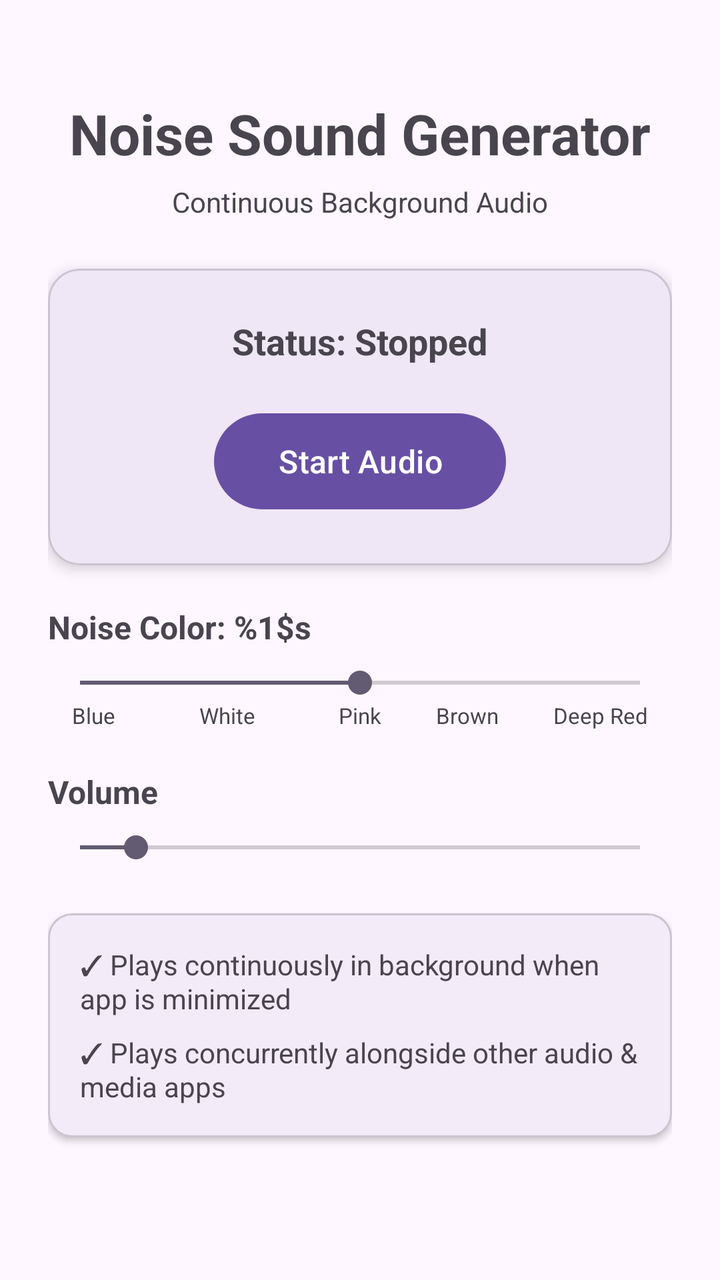
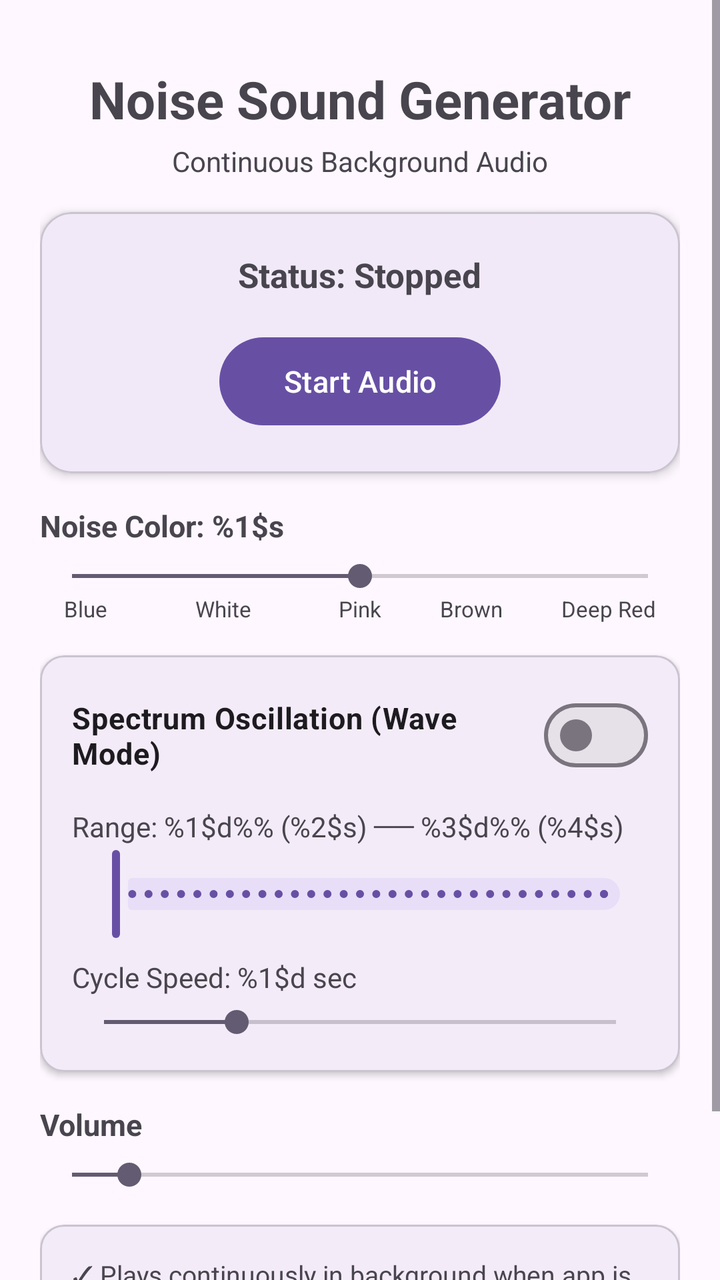

Before-and-after screenshots of an Android layout around one commit, followed by the original layout XML and the change that was made.
<!-- AndroidManifest.xml: application theme Theme.WhiteNoise -->
<!-- res/layout/activity_main.xml -->
<?xml version="1.0" encoding="utf-8"?>
<androidx.constraintlayout.widget.ConstraintLayout xmlns:android="http://schemas.android.com/apk/res/android"
    xmlns:app="http://schemas.android.com/apk/res-auto"
    xmlns:tools="http://schemas.android.com/tools"
    android:id="@+id/main"
    android:layout_width="match_parent"
    android:layout_height="match_parent"
    android:padding="24dp"
    tools:context=".MainActivity">

    <TextView
        android:id="@+id/titleText"
        android:layout_width="wrap_content"
        android:layout_height="wrap_content"
        android:layout_marginTop="24dp"
        android:text="@string/title_white_noise"
        android:textSize="28sp"
        android:textStyle="bold"
        app:layout_constraintEnd_toEndOf="parent"
        app:layout_constraintStart_toStartOf="parent"
        app:layout_constraintTop_toTopOf="parent" />

    <TextView
        android:id="@+id/subtitleText"
        android:layout_width="wrap_content"
        android:layout_height="wrap_content"
        android:layout_marginTop="6dp"
        android:text="@string/subtitle_white_noise"
        android:textColor="?android:attr/textColorSecondary"
        android:textSize="14sp"
        app:layout_constraintEnd_toEndOf="parent"
        app:layout_constraintStart_toStartOf="parent"
        app:layout_constraintTop_toBottomOf="@id/titleText" />

    <com.google.android.material.card.MaterialCardView
        android:id="@+id/statusCard"
        android:layout_width="0dp"
        android:layout_height="wrap_content"
        android:layout_marginTop="24dp"
        app:cardCornerRadius="16dp"
        app:cardElevation="4dp"
        app:layout_constraintEnd_toEndOf="parent"
        app:layout_constraintStart_toStartOf="parent"
        app:layout_constraintTop_toBottomOf="@id/subtitleText">

        <LinearLayout
            android:layout_width="match_parent"
            android:layout_height="wrap_content"
            android:gravity="center"
            android:orientation="vertical"
            android:padding="24dp">

            <TextView
                android:id="@+id/statusText"
                android:layout_width="wrap_content"
                android:layout_height="wrap_content"
                android:text="@string/status_stopped"
                android:textSize="18sp"
                android:textStyle="bold" />

            <com.google.android.material.button.MaterialButton
                android:id="@+id/playToggleButton"
                android:layout_width="wrap_content"
                android:layout_height="56dp"
                android:layout_marginTop="20dp"
                android:paddingStart="32dp"
                android:paddingEnd="32dp"
                android:text="@string/action_start"
                android:textSize="16sp"
                app:cornerRadius="28dp" />
        </LinearLayout>
    </com.google.android.material.card.MaterialCardView>

    <TextView
        android:id="@+id/noiseColorLabel"
        android:layout_width="wrap_content"
        android:layout_height="wrap_content"
        android:layout_marginTop="20dp"
        android:text="@string/label_noise_color_format"
        android:textSize="16sp"
        android:textStyle="bold"
        app:layout_constraintStart_toStartOf="parent"
        app:layout_constraintTop_toBottomOf="@id/statusCard" />

    <SeekBar
        android:id="@+id/noiseColorSeekBar"
        android:layout_width="0dp"
        android:layout_height="wrap_content"
        android:layout_marginTop="8dp"
        android:max="100"
        android:progress="50"
        app:layout_constraintEnd_toEndOf="parent"
        app:layout_constraintStart_toStartOf="parent"
        app:layout_constraintTop_toBottomOf="@id/noiseColorLabel" />

    <androidx.constraintlayout.widget.ConstraintLayout
        android:id="@+id/noiseColorLabelsLayout"
        android:layout_width="0dp"
        android:layout_height="wrap_content"
        android:layout_marginStart="12dp"
        android:layout_marginEnd="12dp"
        app:layout_constraintEnd_toEndOf="parent"
        app:layout_constraintStart_toStartOf="parent"
        app:layout_constraintTop_toBottomOf="@id/noiseColorSeekBar">

        <TextView
            android:id="@+id/labelBlue"
            android:layout_width="wrap_content"
            android:layout_height="wrap_content"
            android:text="@string/noise_type_blue"
            android:textColor="?android:attr/textColorSecondary"
            android:textSize="11sp"
            app:layout_constraintStart_toStartOf="parent"
            app:layout_constraintTop_toTopOf="parent" />

        <TextView
            android:id="@+id/labelWhite"
            android:layout_width="wrap_content"
            android:layout_height="wrap_content"
            android:text="@string/noise_type_white"
            android:textColor="?android:attr/textColorSecondary"
            android:textSize="11sp"
            app:layout_constraintEnd_toStartOf="@id/labelPink"
            app:layout_constraintStart_toEndOf="@id/labelBlue"
            app:layout_constraintTop_toTopOf="parent" />

        <TextView
            android:id="@+id/labelPink"
            android:layout_width="wrap_content"
            android:layout_height="wrap_content"
            android:text="@string/noise_type_pink"
            android:textColor="?android:attr/textColorSecondary"
            android:textSize="11sp"
            app:layout_constraintEnd_toEndOf="parent"
            app:layout_constraintStart_toStartOf="parent"
            app:layout_constraintTop_toTopOf="parent" />

        <TextView
            android:id="@+id/labelBrown"
            android:layout_width="wrap_content"
            android:layout_height="wrap_content"
            android:text="@string/noise_type_brown"
            android:textColor="?android:attr/textColorSecondary"
            android:textSize="11sp"
            app:layout_constraintEnd_toStartOf="@id/labelDeepRed"
            app:layout_constraintStart_toEndOf="@id/labelPink"
            app:layout_constraintTop_toTopOf="parent" />

        <TextView
            android:id="@+id/labelDeepRed"
            android:layout_width="wrap_content"
            android:layout_height="wrap_content"
            android:text="@string/noise_type_deep_red"
            android:textColor="?android:attr/textColorSecondary"
            android:textSize="11sp"
            app:layout_constraintEnd_toEndOf="parent"
            app:layout_constraintTop_toTopOf="parent" />
    </androidx.constraintlayout.widget.ConstraintLayout>

    <TextView
        android:id="@+id/volumeLabel"
        android:layout_width="wrap_content"
        android:layout_height="wrap_content"
        android:layout_marginTop="20dp"
        android:text="@string/label_volume"
        android:textSize="16sp"
        android:textStyle="bold"
        app:layout_constraintStart_toStartOf="parent"
        app:layout_constraintTop_toBottomOf="@id/noiseColorLabelsLayout" />

    <SeekBar
        android:id="@+id/volumeSeekBar"
        android:layout_width="0dp"
        android:layout_height="wrap_content"
        android:layout_marginTop="8dp"
        android:max="100"
        android:progress="10"
        app:layout_constraintEnd_toEndOf="parent"
        app:layout_constraintStart_toStartOf="parent"
        app:layout_constraintTop_toBottomOf="@id/volumeLabel" />

    <com.google.android.material.card.MaterialCardView
        android:id="@+id/infoCard"
        android:layout_width="0dp"
        android:layout_height="wrap_content"
        android:layout_marginTop="24dp"
        app:cardCornerRadius="12dp"
        app:cardElevation="2dp"
        app:layout_constraintEnd_toEndOf="parent"
        app:layout_constraintStart_toStartOf="parent"
        app:layout_constraintTop_toBottomOf="@id/volumeSeekBar">

        <LinearLayout
            android:layout_width="match_parent"
            android:layout_height="wrap_content"
            android:orientation="vertical"
            android:padding="16dp">

            <TextView
                android:layout_width="wrap_content"
                android:layout_height="wrap_content"
                android:text="@string/info_background_play"
                android:textSize="14sp" />

            <TextView
                android:layout_width="wrap_content"
                android:layout_height="wrap_content"
                android:layout_marginTop="8dp"
                android:text="@string/info_concurrent_play"
                android:textSize="14sp" />
        </LinearLayout>
    </com.google.android.material.card.MaterialCardView>

</androidx.constraintlayout.widget.ConstraintLayout>
<!-- resources referenced by this layout -->
<resources>
  <string name="action_start">Start Audio</string>
  <string name="info_background_play">✓ Plays continuously in background when app is minimized</string>
  <string name="info_concurrent_play">✓ Plays concurrently alongside other audio &amp; media apps</string>
  <string name="label_noise_color_format">Noise Color: %1$s</string>
  <string name="label_volume">Volume</string>
  <string name="noise_type_blue">Blue</string>
  <string name="noise_type_brown">Brown</string>
  <string name="noise_type_deep_red">Deep Red</string>
  <string name="noise_type_pink">Pink</string>
  <string name="noise_type_white">White</string>
  <string name="status_stopped">Status: Stopped</string>
  <string name="subtitle_white_noise">Continuous Background Audio</string>
  <string name="title_white_noise">Noise Sound Generator</string>
  <style name="Theme.WhiteNoise" parent="Base.Theme.WhiteNoise" />
  <style name="Base.Theme.WhiteNoise" parent="Theme.Material3.DayNight.NoActionBar">
          
          
      </style>
</resources>

<!-- the commit's change to res/layout/activity_main.xml (unified diff, before → after) -->
@@ -1,214 +1,279 @@
 <?xml version="1.0" encoding="utf-8"?>
-<androidx.constraintlayout.widget.ConstraintLayout xmlns:android="http://schemas.android.com/apk/res/android"
+<ScrollView xmlns:android="http://schemas.android.com/apk/res/android"
     xmlns:app="http://schemas.android.com/apk/res-auto"
     xmlns:tools="http://schemas.android.com/tools"
     android:id="@+id/main"
     android:layout_width="match_parent"
     android:layout_height="match_parent"
-    android:padding="24dp"
+    android:fillViewport="true"
     tools:context=".MainActivity">
 
-    <TextView
-        android:id="@+id/titleText"
-        android:layout_width="wrap_content"
+    <androidx.constraintlayout.widget.ConstraintLayout
+        android:layout_width="match_parent"
         android:layout_height="wrap_content"
-        android:layout_marginTop="24dp"
-        android:text="@string/title_white_noise"
-        android:textSize="28sp"
-        android:textStyle="bold"
-        app:layout_constraintEnd_toEndOf="parent"
-        app:layout_constraintStart_toStartOf="parent"
-        app:layout_constraintTop_toTopOf="parent" />
-
-    <TextView
-        android:id="@+id/subtitleText"
-        android:layout_width="wrap_content"
-        android:layout_height="wrap_content"
-        android:layout_marginTop="6dp"
-        android:text="@string/subtitle_white_noise"
-        android:textColor="?android:attr/textColorSecondary"
-        android:textSize="14sp"
-        app:layout_constraintEnd_toEndOf="parent"
-        app:layout_constraintStart_toStartOf="parent"
-        app:layout_constraintTop_toBottomOf="@id/titleText" />
-
-    <com.google.android.material.card.MaterialCardView
-        android:id="@+id/statusCard"
-        android:layout_width="0dp"
-        android:layout_height="wrap_content"
-        android:layout_marginTop="24dp"
-        app:cardCornerRadius="16dp"
-        app:cardElevation="4dp"
-        app:layout_constraintEnd_toEndOf="parent"
-        app:layout_constraintStart_toStartOf="parent"
-        app:layout_constraintTop_toBottomOf="@id/subtitleText">
-
-        <LinearLayout
-            android:layout_width="match_parent"
-            android:layout_height="wrap_content"
-            android:gravity="center"
-            android:orientation="vertical"
-            android:padding="24dp">
-
-            <TextView
-                android:id="@+id/statusText"
-                android:layout_width="wrap_content"
-                android:layout_height="wrap_content"
-                android:text="@string/status_stopped"
-                android:textSize="18sp"
-                android:textStyle="bold" />
-
-            <com.google.android.material.button.MaterialButton
-                android:id="@+id/playToggleButton"
-                android:layout_width="wrap_content"
-                android:layout_height="56dp"
-                android:layout_marginTop="20dp"
-                android:paddingStart="32dp"
-                android:paddingEnd="32dp"
-                android:text="@string/action_start"
-                android:textSize="16sp"
-                app:cornerRadius="28dp" />
-        </LinearLayout>
-    </com.google.android.material.card.MaterialCardView>
-
-    <TextView
-        android:id="@+id/noiseColorLabel"
-        android:layout_width="wrap_content"
-        android:layout_height="wrap_content"
-        android:layout_marginTop="20dp"
-        android:text="@string/label_noise_color_format"
-        android:textSize="16sp"
-        android:textStyle="bold"
-        app:layout_constraintStart_toStartOf="parent"
-        app:layout_constraintTop_toBottomOf="@id/statusCard" />
-
-    <SeekBar
-        android:id="@+id/noiseColorSeekBar"
-        android:layout_width="0dp"
-        android:layout_height="wrap_content"
-        android:layout_marginTop="8dp"
-        android:max="100"
-        android:progress="50"
-        app:layout_constraintEnd_toEndOf="parent"
-        app:layout_constraintStart_toStartOf="parent"
-        app:layout_constraintTop_toBottomOf="@id/noiseColorLabel" />
-
-    <androidx.constraintlayout.widget.ConstraintLayout
-        android:id="@+id/noiseColorLabelsLayout"
-        android:layout_width="0dp"
-        android:layout_height="wrap_content"
-        android:layout_marginStart="12dp"
-        android:layout_marginEnd="12dp"
-        app:layout_constraintEnd_toEndOf="parent"
-        app:layout_constraintStart_toStartOf="parent"
-        app:layout_constraintTop_toBottomOf="@id/noiseColorSeekBar">
-
-        <TextView
-            android:id="@+id/labelBlue"
-            android:layout_width="wrap_content"
-            android:layout_height="wrap_content"
-            android:text="@string/noise_type_blue"
+        android:padding="20dp">
+
+        <TextView
+            android:id="@+id/titleText"
+            android:layout_width="wrap_content"
+            android:layout_height="wrap_content"
+            android:layout_marginTop="12dp"
+            android:text="@string/title_white_noise"
+            android:textSize="26sp"
+            android:textStyle="bold"
+            app:layout_constraintEnd_toEndOf="parent"
+            app:layout_constraintStart_toStartOf="parent"
+            app:layout_constraintTop_toTopOf="parent" />
+
+        <TextView
+            android:id="@+id/subtitleText"
+            android:layout_width="wrap_content"
+            android:layout_height="wrap_content"
+            android:layout_marginTop="4dp"
+            android:text="@string/subtitle_white_noise"
             android:textColor="?android:attr/textColorSecondary"
-            android:textSize="11sp"
-            app:layout_constraintStart_toStartOf="parent"
-            app:layout_constraintTop_toTopOf="parent" />
-
-        <TextView
-            android:id="@+id/labelWhite"
-            android:layout_width="wrap_content"
-            android:layout_height="wrap_content"
-            android:text="@string/noise_type_white"
-            android:textColor="?android:attr/textColorSecondary"
-            android:textSize="11sp"
-            app:layout_constraintEnd_toStartOf="@id/labelPink"
-            app:layout_constraintStart_toEndOf="@id/labelBlue"
-            app:layout_constraintTop_toTopOf="parent" />
-
-        <TextView
-            android:id="@+id/labelPink"
-            android:layout_width="wrap_content"
-            android:layout_height="wrap_content"
-            android:text="@string/noise_type_pink"
-            android:textColor="?android:attr/textColorSecondary"
-            android:textSize="11sp"
-            app:layout_constraintEnd_toEndOf="parent"
-            app:layout_constraintStart_toStartOf="parent"
-            app:layout_constraintTop_toTopOf="parent" />
-
-        <TextView
-            android:id="@+id/labelBrown"
-            android:layout_width="wrap_content"
-            android:layout_height="wrap_content"
-            android:text="@string/noise_type_brown"
-            android:textColor="?android:attr/textColorSecondary"
-            android:textSize="11sp"
-            app:layout_constraintEnd_toStartOf="@id/labelDeepRed"
-            app:layout_constraintStart_toEndOf="@id/labelPink"
-            app:layout_constraintTop_toTopOf="parent" />
-
-        <TextView
-            android:id="@+id/labelDeepRed"
-            android:layout_width="wrap_content"
-            android:layout_height="wrap_content"
-            android:text="@string/noise_type_deep_red"
-            android:textColor="?android:attr/textColorSecondary"
-            android:textSize="11sp"
-            app:layout_constraintEnd_toEndOf="parent"
-            app:layout_constraintTop_toTopOf="parent" />
+            android:textSize="14sp"
+            app:layout_constraintEnd_toEndOf="parent"
+            app:layout_constraintStart_toStartOf="parent"
+            app:layout_constraintTop_toBottomOf="@id/titleText" />
+
+        <com.google.android.material.card.MaterialCardView
+            android:id="@+id/statusCard"
+            android:layout_width="0dp"
+            android:layout_height="wrap_content"
+            android:layout_marginTop="16dp"
+            app:cardCornerRadius="16dp"
+            app:cardElevation="3dp"
+            app:layout_constraintEnd_toEndOf="parent"
+            app:layout_constraintStart_toStartOf="parent"
+            app:layout_constraintTop_toBottomOf="@id/subtitleText">
+
+            <LinearLayout
+                android:layout_width="match_parent"
+                android:layout_height="wrap_content"
+                android:gravity="center"
+                android:orientation="vertical"
+                android:padding="20dp">
+
+                <TextView
+                    android:id="@+id/statusText"
+                    android:layout_width="wrap_content"
+                    android:layout_height="wrap_content"
+                    android:text="@string/status_stopped"
+                    android:textSize="17sp"
+                    android:textStyle="bold" />
+
+                <com.google.android.material.button.MaterialButton
+                    android:id="@+id/playToggleButton"
+                    android:layout_width="wrap_content"
+                    android:layout_height="52dp"
+                    android:layout_marginTop="16dp"
+                    android:paddingStart="32dp"
+                    android:paddingEnd="32dp"
+                    android:text="@string/action_start"
+                    android:textSize="15sp"
+                    app:cornerRadius="26dp" />
+            </LinearLayout>
+        </com.google.android.material.card.MaterialCardView>
+
+        <TextView
+            android:id="@+id/noiseColorLabel"
+            android:layout_width="wrap_content"
+            android:layout_height="wrap_content"
+            android:layout_marginTop="16dp"
+            android:text="@string/label_noise_color_format"
+            android:textSize="15sp"
+            android:textStyle="bold"
+            app:layout_constraintStart_toStartOf="parent"
+            app:layout_constraintTop_toBottomOf="@id/statusCard" />
+
+        <SeekBar
+            android:id="@+id/noiseColorSeekBar"
+            android:layout_width="0dp"
+            android:layout_height="wrap_content"
+            android:layout_marginTop="6dp"
+            android:max="100"
+            android:progress="50"
+            app:layout_constraintEnd_toEndOf="parent"
+            app:layout_constraintStart_toStartOf="parent"
+            app:layout_constraintTop_toBottomOf="@id/noiseColorLabel" />
+
+        <androidx.constraintlayout.widget.ConstraintLayout
+            android:id="@+id/noiseColorLabelsLayout"
+            android:layout_width="0dp"
+            android:layout_height="wrap_content"
+            android:layout_marginStart="12dp"
+            android:layout_marginEnd="12dp"
+            app:layout_constraintEnd_toEndOf="parent"
+            app:layout_constraintStart_toStartOf="parent"
+            app:layout_constraintTop_toBottomOf="@id/noiseColorSeekBar">
+
+            <TextView
+                android:id="@+id/labelBlue"
+                android:layout_width="wrap_content"
+                android:layout_height="wrap_content"
+                android:text="@string/noise_type_blue"
+                android:textColor="?android:attr/textColorSecondary"
+                android:textSize="11sp"
+                app:layout_constraintStart_toStartOf="parent"
+                app:layout_constraintTop_toTopOf="parent" />
+
+            <TextView
+                android:id="@+id/labelWhite"
+                android:layout_width="wrap_content"
+                android:layout_height="wrap_content"
+                android:text="@string/noise_type_white"
+                android:textColor="?android:attr/textColorSecondary"
+                android:textSize="11sp"
+                app:layout_constraintEnd_toStartOf="@id/labelPink"
+                app:layout_constraintStart_toEndOf="@id/labelBlue"
+                app:layout_constraintTop_toTopOf="parent" />
+
+            <TextView
+                android:id="@+id/labelPink"
+                android:layout_width="wrap_content"
+                android:layout_height="wrap_content"
+                android:text="@string/noise_type_pink"
+                android:textColor="?android:attr/textColorSecondary"
+                android:textSize="11sp"
+                app:layout_constraintEnd_toEndOf="parent"
+                app:layout_constraintStart_toStartOf="parent"
+                app:layout_constraintTop_toTopOf="parent" />
+
+            <TextView
+                android:id="@+id/labelBrown"
+                android:layout_width="wrap_content"
+                android:layout_height="wrap_content"
+                android:text="@string/noise_type_brown"
+                android:textColor="?android:attr/textColorSecondary"
+                android:textSize="11sp"
+                app:layout_constraintEnd_toStartOf="@id/labelDeepRed"
+                app:layout_constraintStart_toEndOf="@id/labelPink"
+                app:layout_constraintTop_toTopOf="parent" />
+
+            <TextView
+                android:id="@+id/labelDeepRed"
+                android:layout_width="wrap_content"
+                android:layout_height="wrap_content"
+                android:text="@string/noise_type_deep_red"
+                android:textColor="?android:attr/textColorSecondary"
+                android:textSize="11sp"
+                app:layout_constraintEnd_toEndOf="parent"
+                app:layout_constraintTop_toTopOf="parent" />
+        </androidx.constraintlayout.widget.ConstraintLayout>
+
+        <com.google.android.material.card.MaterialCardView
+            android:id="@+id/oscillationCard"
+            android:layout_width="0dp"
+            android:layout_height="wrap_content"
+            android:layout_marginTop="16dp"
+            app:cardCornerRadius="12dp"
+            app:cardElevation="2dp"
+            app:layout_constraintEnd_toEndOf="parent"
+            app:layout_constraintStart_toStartOf="parent"
+            app:layout_constraintTop_toBottomOf="@id/noiseColorLabelsLayout">
+
+            <LinearLayout
+                android:layout_width="match_parent"
+                android:layout_height="wrap_content"
+                android:orientation="vertical"
+                android:padding="16dp">
+
+                <com.google.android.material.materialswitch.MaterialSwitch
+                    android:id="@+id/oscillationSwitch"
+                    android:layout_width="match_parent"
+                    android:layout_height="wrap_content"
+                    android:text="@string/title_oscillation"
+                    android:textSize="15sp"
+                    android:textStyle="bold" />
+
+                <TextView
+                    android:id="@+id/oscillationRangeLabel"
+                    android:layout_width="wrap_content"
+                    android:layout_height="wrap_content"
+                    android:layout_marginTop="12dp"
+                    android:text="@string/label_oscillation_range_format"
+                    android:textSize="14sp" />
+
+                <com.google.android.material.slider.RangeSlider
+                    android:id="@+id/oscillationRangeSlider"
+                    android:layout_width="match_parent"
+                    android:layout_height="wrap_content"
+                    android:valueFrom="0"
+                    android:valueTo="100"
+                    android:stepSize="1" />
+
+                <TextView
+                    android:id="@+id/oscillationSpeedLabel"
+                    android:layout_width="wrap_content"
+                    android:layout_height="wrap_content"
+                    android:layout_marginTop="8dp"
+                    android:text="@string/label_oscillation_speed_format"
+                    android:textSize="14sp" />
+
+                <SeekBar
+                    android:id="@+id/oscillationSpeedSeekBar"
+                    android:layout_width="match_parent"
+                    android:layout_height="wrap_content"
+                    android:layout_marginTop="4dp"
+                    android:max="27"
+                    android:progress="7" />
+            </LinearLayout>
+        </com.google.android.material.card.MaterialCardView>
+
+        <TextView
+            android:id="@+id/volumeLabel"
+            android:layout_width="wrap_content"
+            android:layout_height="wrap_content"
+            android:layout_marginTop="16dp"
+            android:text="@string/label_volume"
+            android:textSize="15sp"
+            android:textStyle="bold"
+            app:layout_constraintStart_toStartOf="parent"
+            app:layout_constraintTop_toBottomOf="@id/oscillationCard" />
+
+        <SeekBar
+            android:id="@+id/volumeSeekBar"
+            android:layout_width="0dp"
+            android:layout_height="wrap_content"
+            android:layout_marginTop="6dp"
+            android:max="100"
+            android:progress="10"
+            app:layout_constraintEnd_toEndOf="parent"
+            app:layout_constraintStart_toStartOf="parent"
+            app:layout_constraintTop_toBottomOf="@id/volumeLabel" />
+
+        <com.google.android.material.card.MaterialCardView
+            android:id="@+id/infoCard"
+            android:layout_width="0dp"
+            android:layout_height="wrap_content"
+            android:layout_marginTop="16dp"
+            app:cardCornerRadius="12dp"
+            app:cardElevation="2dp"
+            app:layout_constraintEnd_toEndOf="parent"
+            app:layout_constraintStart_toStartOf="parent"
+            app:layout_constraintTop_toBottomOf="@id/volumeSeekBar">
+
+            <LinearLayout
+                android:layout_width="match_parent"
+                android:layout_height="wrap_content"
+                android:orientation="vertical"
+                android:padding="16dp">
+
+                <TextView
+                    android:layout_width="wrap_content"
+                    android:layout_height="wrap_content"
+                    android:text="@string/info_background_play"
+                    android:textSize="13sp" />
+
+                <TextView
+                    android:layout_width="wrap_content"
+                    android:layout_height="wrap_content"
+                    android:layout_marginTop="6dp"
+                    android:text="@string/info_concurrent_play"
+                    android:textSize="13sp" />
+            </LinearLayout>
+        </com.google.android.material.card.MaterialCardView>
+
     </androidx.constraintlayout.widget.ConstraintLayout>
-
-    <TextView
-        android:id="@+id/volumeLabel"
-        android:layout_width="wrap_content"
-        android:layout_height="wrap_content"
-        android:layout_marginTop="20dp"
-        android:text="@string/label_volume"
-        android:textSize="16sp"
-        android:textStyle="bold"
-        app:layout_constraintStart_toStartOf="parent"
-        app:layout_constraintTop_toBottomOf="@id/noiseColorLabelsLayout" />
-
-    <SeekBar
-        android:id="@+id/volumeSeekBar"
-        android:layout_width="0dp"
-        android:layout_height="wrap_content"
-        android:layout_marginTop="8dp"
-        android:max="100"
-        android:progress="10"
-        app:layout_constraintEnd_toEndOf="parent"
-        app:layout_constraintStart_toStartOf="parent"
-        app:layout_constraintTop_toBottomOf="@id/volumeLabel" />
-
-    <com.google.android.material.card.MaterialCardView
-        android:id="@+id/infoCard"
-        android:layout_width="0dp"
-        android:layout_height="wrap_content"
-        android:layout_marginTop="24dp"
-        app:cardCornerRadius="12dp"
-        app:cardElevation="2dp"
-        app:layout_constraintEnd_toEndOf="parent"
-        app:layout_constraintStart_toStartOf="parent"
-        app:layout_constraintTop_toBottomOf="@id/volumeSeekBar">
-
-        <LinearLayout
-            android:layout_width="match_parent"
-            android:layout_height="wrap_content"
-            android:orientation="vertical"
-            android:padding="16dp">
-
-            <TextView
-                android:layout_width="wrap_content"
-                android:layout_height="wrap_content"
-                android:text="@string/info_background_play"
-                android:textSize="14sp" />
-
-            <TextView
-                android:layout_width="wrap_content"
-                android:layout_height="wrap_content"
-                android:layout_marginTop="8dp"
-                android:text="@string/info_concurrent_play"
-                android:textSize="14sp" />
-        </LinearLayout>
-    </com.google.android.material.card.MaterialCardView>
-
-</androidx.constraintlayout.widget.ConstraintLayout>
+</ScrollView>
<!-- resource entries referenced after the edit -->
@@ -4,6 +4,8 @@
   <string name="info_background_play">✓ Plays continuously in background when app is minimized</string>
   <string name="info_concurrent_play">✓ Plays concurrently alongside other audio &amp; media apps</string>
   <string name="label_noise_color_format">Noise Color: %1$s</string>
+  <string name="label_oscillation_range_format">Range: %1$d%% (%2$s) ── %3$d%% (%4$s)</string>
+  <string name="label_oscillation_speed_format">Cycle Speed: %1$d sec</string>
   <string name="label_volume">Volume</string>
   <string name="noise_type_blue">Blue</string>
   <string name="noise_type_brown">Brown</string>
@@ -12,6 +14,7 @@
   <string name="noise_type_white">White</string>
   <string name="status_stopped">Status: Stopped</string>
   <string name="subtitle_white_noise">Continuous Background Audio</string>
+  <string name="title_oscillation">Spectrum Oscillation (Wave Mode)</string>
   <string name="title_white_noise">Noise Sound Generator</string>
   <style name="Theme.WhiteNoise" parent="Base.Theme.WhiteNoise" />
   <style name="Base.Theme.WhiteNoise" parent="Theme.Material3.DayNight.NoActionBar">
